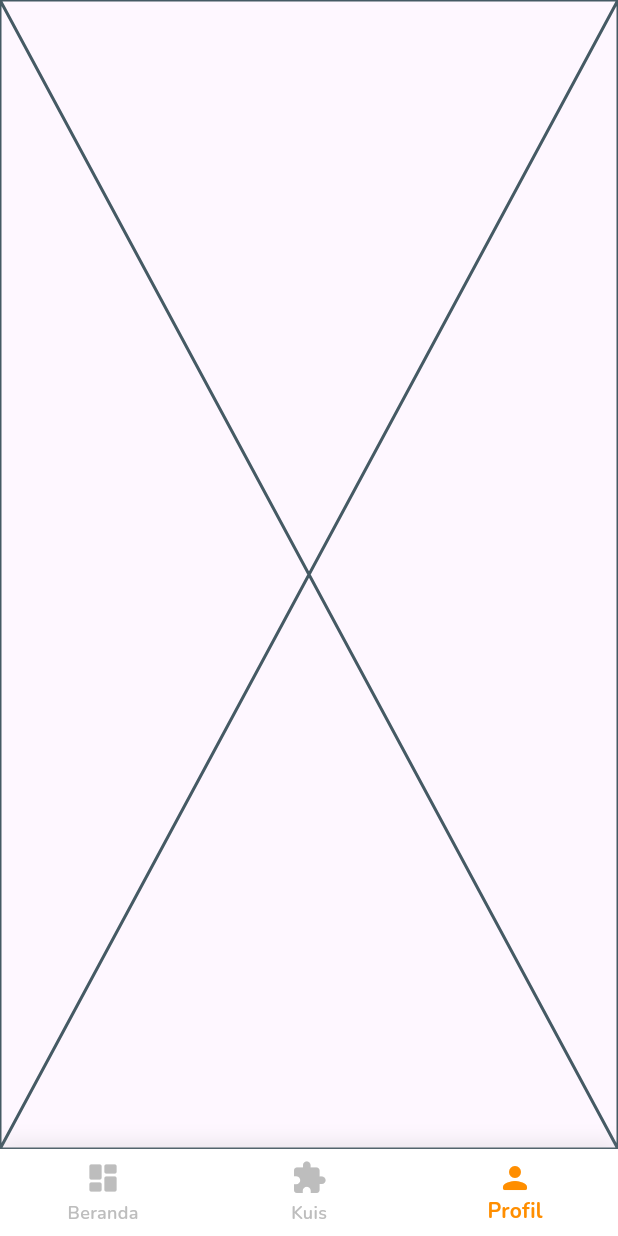
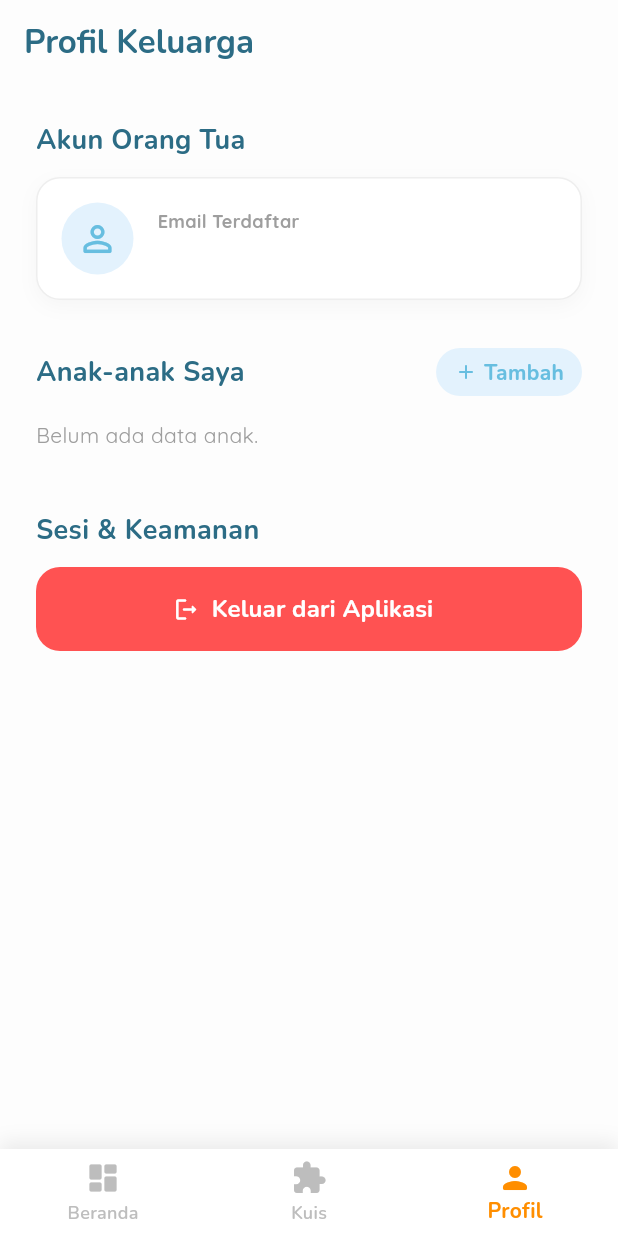
Before and after one commit to luhihsan/AjarApp, a Flutter app: the MainScreen screen opened directly, item 3 of the bottom bar chosen, on a phone screen of 412 x 824 dp. Run offline on Flutter 3.47's test engine with Material 3 defaults, Android fonts, the phone set to English and light mode, and no system bars; our stand-ins replace cloud_firestore, firebase_auth, firebase_core, flutter_dotenv, google_fonts, google_generative_ai; accounts and stored records are empty.

Commit message:
feat(profile): add profile page

```diff
--- a/ajarapp/lib/main_screen/dashboard_tab.dart
+++ b/ajarapp/lib/main_screen/dashboard_tab.dart
@@ -4,8 +4,8 @@ import 'package:firebase_auth/firebase_auth.dart';
 import 'package:cloud_firestore/cloud_firestore.dart';
 
 import '../services/user_service.dart';
-import '../quiz/quiz_config_page.dart'; // IMPORT BARU
-import 'history_page.dart'; // IMPORT BARU
+import '../quiz/quiz_config_page.dart';
+import 'history_page.dart';
 
 class DashboardTab extends StatefulWidget {
   const DashboardTab({super.key});
--- a/ajarapp/lib/main_screen/main_screen.dart
+++ b/ajarapp/lib/main_screen/main_screen.dart
@@ -3,6 +3,7 @@ import 'package:google_fonts/google_fonts.dart';
 
 import 'package:ajarapp/main_screen/dashboard_tab.dart';
 import 'package:ajarapp/main_screen/quiz_tab.dart';
+import 'package:ajarapp/main_screen/profile_tab.dart';
 
 class MainScreen extends StatefulWidget {
   const MainScreen({super.key});
@@ -21,7 +22,7 @@ class _MainScreenState extends State<MainScreen> {
   final List<Widget> _tabs = [
     const DashboardTab(),
     const QuizTab(),
-    const Placeholder(),
+    const ProfileTab(),
   ];
 
   @override
--- /dev/null
+++ b/ajarapp/lib/main_screen/profile_tab.dart
@@ -0,0 +1,198 @@
+import 'package:flutter/material.dart';
+import 'package:google_fonts/google_fonts.dart';
+import 'package:firebase_auth/firebase_auth.dart';
+import 'package:cloud_firestore/cloud_firestore.dart';
+
+import '../auth/landing_page.dart';
+import '../auth/register_child_page.dart';
+
+class ProfileTab extends StatelessWidget {
+  const ProfileTab({super.key});
+
+  @override
+  Widget build(BuildContext context) {
+    final Color primaryBlue = const Color(0xFF67BEE0);
+    final Color accentOrange = const Color(0xFFFF8E00);
+    final Color darkBlueText = const Color(0xFF2C6C85);
+    final Color bgColor = const Color(0xFFFDFDFD);
+
+    User? user = FirebaseAuth.instance.currentUser;
+
+    if (user == null) {
+      return const Center(child: Text("Sesi telah habis."));
+    }
+
+    return Scaffold(
+      backgroundColor: bgColor,
+      appBar: AppBar(
+        backgroundColor: bgColor,
+        elevation: 0,
+        title: Text("Profil Keluarga", style: GoogleFonts.nunito(fontWeight: FontWeight.bold, color: darkBlueText)),
+        centerTitle: false,
+      ),
+      body: SingleChildScrollView(
+        padding: const EdgeInsets.all(24.0),
+        child: Column(
+          crossAxisAlignment: CrossAxisAlignment.start,
+          children: [
+            // 1. INFO AKUN ORANG TUA
+            Text("Akun Orang Tua", style: GoogleFonts.nunito(fontSize: 18, fontWeight: FontWeight.bold, color: darkBlueText)),
+            const SizedBox(height: 12),
+            Container(
+              padding: const EdgeInsets.all(16),
+              decoration: BoxDecoration(
+                color: Colors.white,
+                borderRadius: BorderRadius.circular(16),
+                border: Border.all(color: Colors.grey.shade200),
+                boxShadow: [BoxShadow(color: Colors.grey.shade100, blurRadius: 10, offset: const Offset(0, 4))],
+              ),
+              child: Row(
+                children: [
+                  CircleAvatar(
+                    radius: 24,
+                    backgroundColor: Colors.blue.shade50,
+                    child: Icon(Icons.person_outline_rounded, color: primaryBlue, size: 28),
+                  ),
+                  const SizedBox(width: 16),
+                  Expanded(
+                    child: Column(
+                      crossAxisAlignment: CrossAxisAlignment.start,
+                      children: [
+                        Text("Email Terdaftar", style: GoogleFonts.quicksand(fontSize: 12, fontWeight: FontWeight.bold, color: Colors.grey)),
+                        Text(user.email ?? "Tidak ada email", style: GoogleFonts.nunito(fontSize: 16, fontWeight: FontWeight.w800, color: darkBlueText)),
+                      ],
+                    ),
+                  ),
+                ],
+              ),
+            ),
+            const SizedBox(height: 32),
+
+            // 2. DAFTAR ANAK (STREAM BUILDER)
+            Row(
+              mainAxisAlignment: MainAxisAlignment.spaceBetween,
+              children: [
+                Text("Anak-anak Saya", style: GoogleFonts.nunito(fontSize: 18, fontWeight: FontWeight.bold, color: darkBlueText)),
+                GestureDetector(
+                  onTap: () {
+                    // Navigasi ke halaman Register Anak pakai mode "Tambah"
+                    Navigator.push(context, MaterialPageRoute(builder: (_) => RegisterChildPage(uidOrtu: user.uid)));
+                  },
+                  child: Container(
+                    padding: const EdgeInsets.symmetric(horizontal: 12, vertical: 6),
+                    decoration: BoxDecoration(
+                      color: Colors.blue.shade50,
+                      borderRadius: BorderRadius.circular(20),
+                    ),
+                    child: Row(
+                      children: [
+                        Icon(Icons.add_rounded, size: 16, color: primaryBlue),
+                        const SizedBox(width: 4),
+                        Text("Tambah", style: GoogleFonts.nunito(fontWeight: FontWeight.bold, color: primaryBlue)),
+                      ],
+                    ),
+                  ),
+                )
+              ],
+            ),
+            const SizedBox(height: 16),
+
+            // List Anak dari Firestore
+            StreamBuilder<QuerySnapshot>(
+              stream: FirebaseFirestore.instance
+                  .collection('users')
+                  .doc(user.uid)
+                  .collection('children')
+                  .snapshots(),
+              builder: (context, snapshot) {
+                if (snapshot.connectionState == ConnectionState.waiting) {
+                  return const Center(child: CircularProgressIndicator());
+                }
+
+                if (!snapshot.hasData || snapshot.data!.docs.isEmpty) {
+                  return Text("Belum ada data anak.", style: GoogleFonts.quicksand(color: Colors.grey));
+                }
+
+                var childrenDocs = snapshot.data!.docs;
+
+                return ListView.builder(
+                  shrinkWrap: true,
+                  physics: const NeverScrollableScrollPhysics(),
+                  itemCount: childrenDocs.length,
+                  itemBuilder: (context, index) {
+                    var data = childrenDocs[index].data() as Map<String, dynamic>;
+                    String nama = data['nama_panggilan'] ?? "Anak";
+                    String kelas = data['kelas']?.toString() ?? "-";
+                    int xp = data['xp'] ?? 0;
+                    int level = (xp ~/ 100) + 1;
+
+                    return Container(
+                      margin: const EdgeInsets.only(bottom: 12),
+                      padding: const EdgeInsets.all(16),
+                      decoration: BoxDecoration(
+                        color: Colors.white,
+                        borderRadius: BorderRadius.circular(16),
+                        border: Border.all(color: primaryBlue.withOpacity(0.3), width: 1.5),
+                      ),
+                      child: Row(
+                        children: [
+                          CircleAvatar(
+                            radius: 25,
+                            backgroundColor: accentOrange.withOpacity(0.1),
+                            child: Text(nama[0].toUpperCase(), style: GoogleFonts.nunito(fontSize: 20, fontWeight: FontWeight.w900, color: accentOrange)),
+                          ),
+                          const SizedBox(width: 16),
+                          Expanded(
+                            child: Column(
+                              crossAxisAlignment: CrossAxisAlignment.start,
+                              children: [
+                                Text(nama, style: GoogleFonts.nunito(fontSize: 18, fontWeight: FontWeight.bold, color: darkBlueText)),
+                                Text("Kelas $kelas SD  •  Lvl $level", style: GoogleFonts.quicksand(fontSize: 13, fontWeight: FontWeight.w600, color: Colors.grey.shade600)),
+                              ],
+                            ),
+                          ),
+                          // Untuk MVP, anak pertama jadi yang aktif
+                          if (index == 0)
+                            Container(
+                              padding: const EdgeInsets.symmetric(horizontal: 10, vertical: 4),
+                              decoration: BoxDecoration(color: Colors.green.shade50, borderRadius: BorderRadius.circular(10)),
+                              child: Text("Aktif", style: GoogleFonts.nunito(fontSize: 12, fontWeight: FontWeight.bold, color: Colors.green)),
+                            )
+                        ],
+                      ),
+                    );
+                  },
+                );
+              },
+            ),
+            const SizedBox(height: 40),
+
+            // 3. TOMBOL LOGOUT
+            Text("Sesi & Keamanan", style: GoogleFonts.nunito(fontSize: 18, fontWeight: FontWeight.bold, color: darkBlueText)),
+            const SizedBox(height: 12),
+            ElevatedButton.icon(
+              onPressed: () async {
+                await FirebaseAuth.instance.signOut();
+                if (context.mounted) {
+                  Navigator.pushAndRemoveUntil(
+                    context,
+                    MaterialPageRoute(builder: (_) => const LandingPage()),
+                    (route) => false
+                  );
+                }
+              },
+              icon: const Icon(Icons.logout_rounded, color: Colors.white),
+              label: Text("Keluar dari Aplikasi", style: GoogleFonts.nunito(fontSize: 16, fontWeight: FontWeight.bold, color: Colors.white)),
+              style: ElevatedButton.styleFrom(
+                backgroundColor: Colors.redAccent,
+                minimumSize: const Size(double.infinity, 56),
+                shape: RoundedRectangleBorder(borderRadius: BorderRadius.circular(16)),
+                elevation: 0,
+              ),
+            )
+          ],
+        ),
+      ),
+    );
+  }
+}
```
Also changed, not shown: ajarapp/lib/auth/register_child_page.dart (+42 -19 lines), ajarapp/lib/auth/register_parent_page.dart (+12 -8 lines), ajarapp/lib/main.dart (+49 -8 lines).
